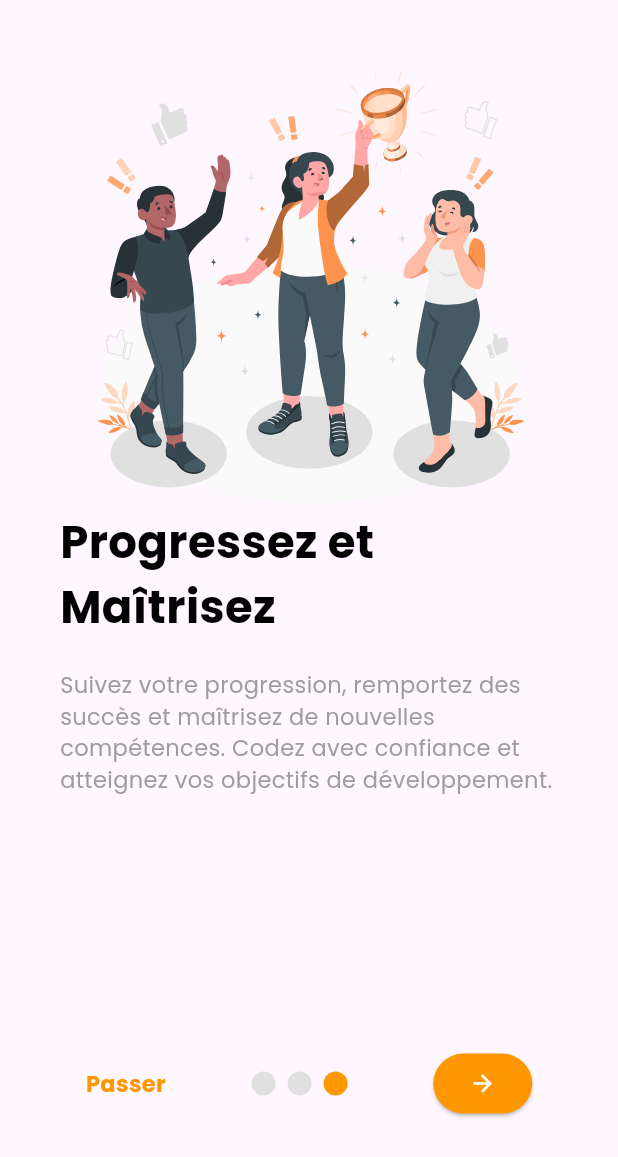
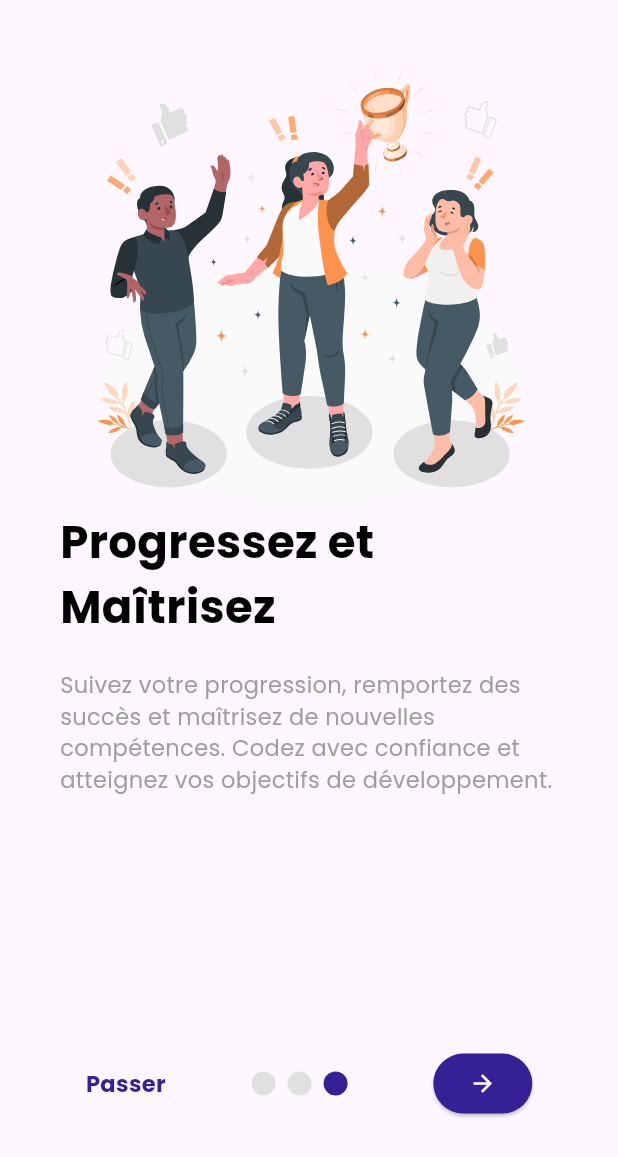
Before and after one commit to Godisouleymane/Nerd-app, a Flutter app: the screen it shows after launch, swiped to page 3, on a phone screen of 412 x 824 dp. Shown: the top 1157 px of the screen. Run offline on Flutter 3.47's test engine with Material 3 defaults, Android fonts, the phone set to English and light mode, and no system bars; drawn by our look-alikes of smooth_page_indicator; our stand-ins replace firebase_auth, firebase_core, flutter_svg, google_fonts, google_sign_in; missing offline and left inert: dev_icons; accounts and stored records are empty.

```diff
--- a/lib/choixParcours/gestureDetecto/gesture.dart
+++ b/lib/choixParcours/gestureDetecto/gesture.dart
@@ -67,7 +67,7 @@ class _CustomGestureDetectorState extends State<CustomGestureDetector> {
                     alignment: Alignment.centerLeft,
                     child: Text(
                      widget.autreInformation,
-                      style: TextStyle(
+                      style: const TextStyle(
                         color: Colors.white,
                         fontWeight: FontWeight.bold,
                         fontSize: 17
@@ -82,7 +82,7 @@ class _CustomGestureDetectorState extends State<CustomGestureDetector> {
                     alignment: Alignment.centerLeft,
                     child: Text(
                       widget.autreVariable,
-                      style: TextStyle(
+                      style: const TextStyle(
                         color: Colors.white,
                         ),
                     ),
--- a/lib/choixParcours/introduction.dart
+++ b/lib/choixParcours/introduction.dart
@@ -24,7 +24,7 @@ class _IntroductionPageState extends State<IntroductionPage> {
         centerTitle: true,
         backgroundColor: const Color.fromARGB(255, 53, 32, 149),
       ),
-      backgroundColor: const Color.fromARGB(255, 27, 16, 74),
+      backgroundColor: Colors.white,
       body: Column(
         children: [
           Expanded(
@@ -37,7 +37,7 @@ class _IntroductionPageState extends State<IntroductionPage> {
                     child: Text(
                       "Choisissez ce que vous voulez apprendre",
                       style: TextStyle(
-                          color: Colors.white,
+                          color: Colors.black,
                           fontSize: 25,
                           fontWeight: FontWeight.bold),
                       textAlign: TextAlign.center,
--- a/lib/widgets/onBoarding_screen.dart
+++ b/lib/widgets/onBoarding_screen.dart
@@ -50,13 +50,13 @@ class _OnBoardingScreenState extends State<OnBoardingScreen> {
                   style: TextStyle(
                       fontWeight: FontWeight.bold,
                       fontSize: 15,
-                      color: Colors.orange),
+                      color: const Color.fromARGB(255, 53, 32, 149)),
                 ),
               ),
               SmoothPageIndicator(
                   effect: WormEffect(
                       dotColor: Colors.grey.shade300,
-                      activeDotColor: Colors.orange),
+                      activeDotColor: const Color.fromARGB(255, 53, 32, 149)),
                   controller: _controller,
                   count: 3),
               onLastPage
@@ -64,7 +64,7 @@ class _OnBoardingScreenState extends State<OnBoardingScreen> {
                       ? Container(child: CircularProgressIndicator())
                       : ElevatedButton(
                           style: ElevatedButton.styleFrom(
-                            backgroundColor: Colors.orange,
+                            backgroundColor: const Color.fromARGB(255, 53, 32, 149),
                           ),
                           onPressed: () => signIn(),
                           child: const Icon(
@@ -82,7 +82,7 @@ class _OnBoardingScreenState extends State<OnBoardingScreen> {
                         style: TextStyle(
                             fontWeight: FontWeight.bold,
                             fontSize: 15,
-                            color: Colors.orange),
+                            color: const Color.fromARGB(255, 53, 32, 149)),
                       )),
             ],
           ),
```
